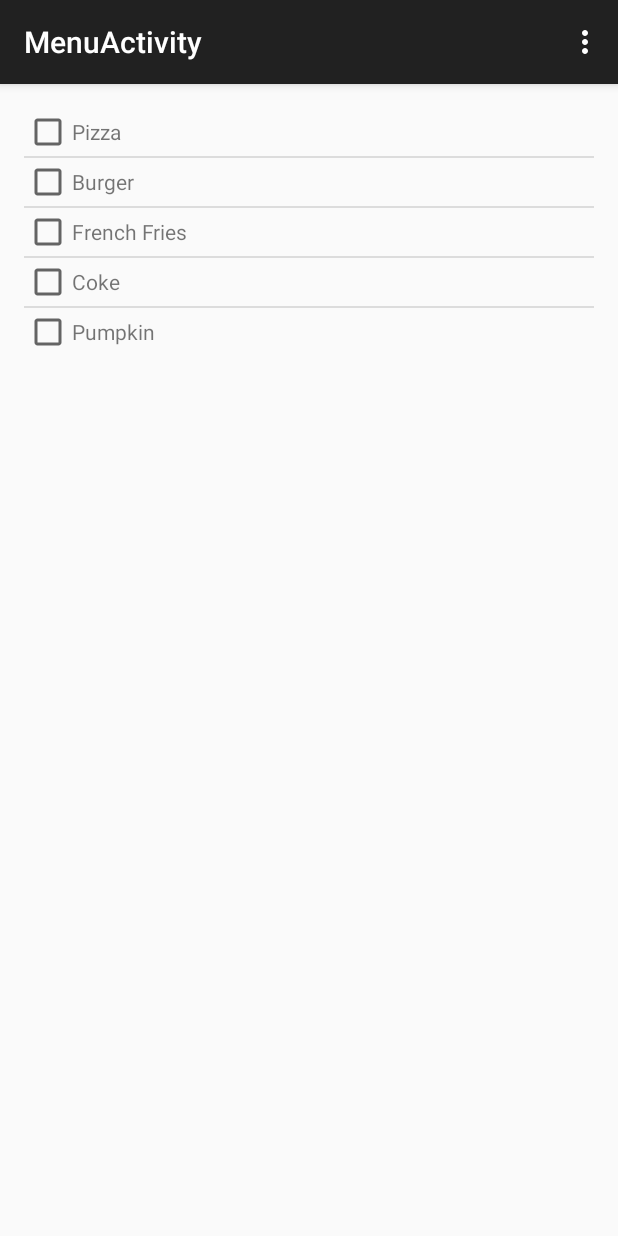
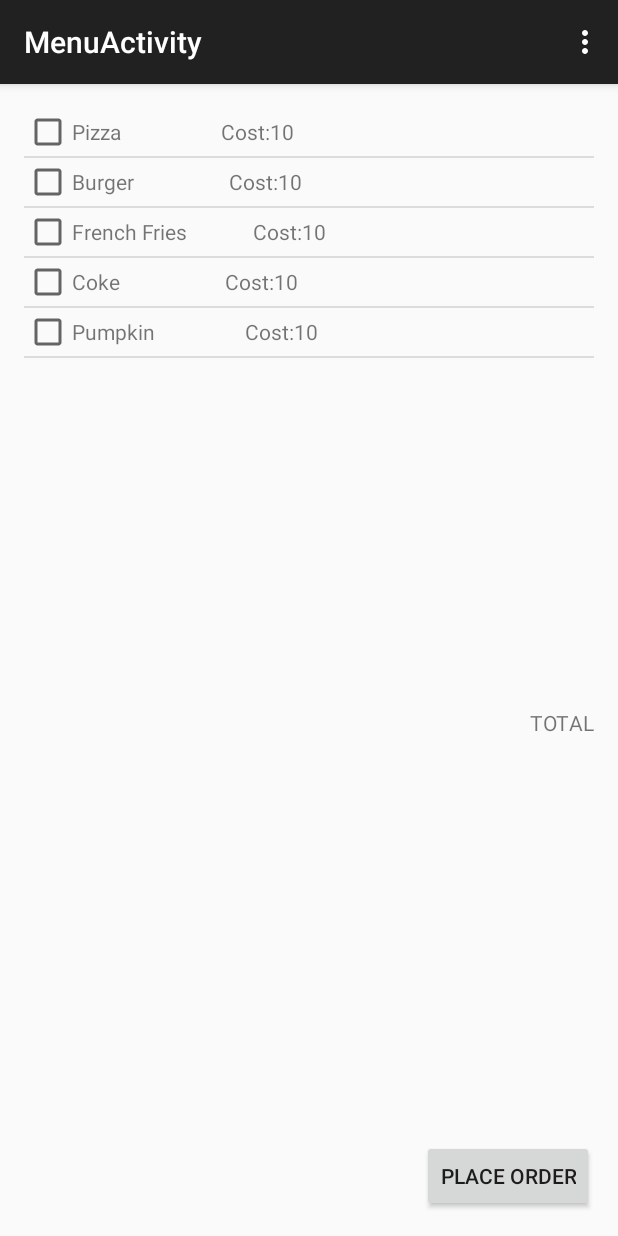
Before and after one commit to supriyaraj94/TrainBuddy, an Android app: the MenuActivity screen opened directly, with no data from a screen before it, on a phone screen of 412 x 824 dp. Run offline under Robolectric (Android 15) with nearby library versions, the light colour scheme and no system bars.

Commit message:
Updated Food App

```diff
--- a/UserApp/FoodMenu/app/src/main/java/com/example/nihal/foodmenu/CustomAdapter.java
+++ b/UserApp/FoodMenu/app/src/main/java/com/example/nihal/foodmenu/CustomAdapter.java
@@ -28,8 +28,15 @@ public class CustomAdapter extends ArrayAdapter {
         LayoutInflater inflater = ((Activity) context).getLayoutInflater();
         convertView = inflater.inflate(R.layout.row, parent, false);
         TextView name = (TextView) convertView.findViewById(R.id.textView1);
+        TextView cost = (TextView) convertView.findViewById(R.id.textView2);
         CheckBox cb = (CheckBox) convertView.findViewById(R.id.checkBox1);
+        StringBuilder costString = new StringBuilder(' ');
+        for(int i=0;i<(25-modelItems[position].getName().length());i++)
+            costString.append(' ');
+        costString.append("Cost:");
         name.setText(modelItems[position].getName());
+
+        cost.setText(costString.append(modelItems[position].getCost()));
         if (modelItems[position].getValue() == 1)
             cb.setChecked(true);
         else
--- a/UserApp/FoodMenu/app/src/main/java/com/example/nihal/foodmenu/MenuActivity.java
+++ b/UserApp/FoodMenu/app/src/main/java/com/example/nihal/foodmenu/MenuActivity.java
@@ -4,12 +4,15 @@ import android.support.v7.app.ActionBarActivity;
 import android.os.Bundle;
 import android.view.Menu;
 import android.view.MenuItem;
+import android.view.MotionEvent;
 import android.widget.ListView;
+import android.widget.TextView;
 
 
 public class MenuActivity extends ActionBarActivity {
 
     ListView menuList;
+    TextView totalText;
 
     @Override
     protected void onCreate(Bundle savedInstanceState) {
@@ -20,11 +23,12 @@ public class MenuActivity extends ActionBarActivity {
     }
 
 
+
     private void createMenu(String[] foodList){
         menuList = (ListView) findViewById(R.id.menuListView);
         Model[] modelItems = new Model[foodList.length];
         for(int i = 0; i< foodList.length;i++)
-            modelItems[i] = new Model(foodList[i], 0);
+            modelItems[i] = new Model(foodList[i], 0, 10);
 
         CustomAdapter adapter = new CustomAdapter(this, modelItems);
         menuList.setAdapter(adapter);
@@ -51,4 +55,6 @@ public class MenuActivity extends ActionBarActivity {
 
         return super.onOptionsItemSelected(item);
     }
+
+
 }
--- /dev/null
+++ b/UserApp/FoodMenu/app/src/main/java/com/example/nihal/foodmenu/MenuItem.java
@@ -0,0 +1,18 @@
+package com.example.nihal.foodmenu;
+
+/**
+ * Created by nihal on 8/4/15.
+ */
+public class MenuItem {
+
+    String itemName;
+    double itemCost;
+
+    MenuItem(String itemName, double itemCost){
+        this.itemName = itemName;
+        this.itemCost = itemCost;
+    }
+
+    public String getItemName(){ return this.itemName;}
+    public double getItemCost(){ return this.itemCost;}
+}
--- a/UserApp/FoodMenu/app/src/main/java/com/example/nihal/foodmenu/Model.java
+++ b/UserApp/FoodMenu/app/src/main/java/com/example/nihal/foodmenu/Model.java
@@ -5,11 +5,14 @@ package com.example.nihal.foodmenu;
  */
 public class Model{
     String name;
-    int value; /* 0 -&gt; checkbox disable, 1 -&gt; checkbox enable */
+    int value;
+    int cost;/* 0 -&gt; checkbox disable, 1 -&gt; checkbox enable */
 
-    Model(String name, int value){
+    Model(String name, int value, int cost){
         this.name = name;
         this.value = value;
+        this.cost = cost;
+
     }
     public String getName(){
         return this.name;
@@ -17,5 +20,6 @@ public class Model{
     public int getValue(){
         return this.value;
     }
+    public int getCost() {return this.cost;}
 
 }
--- a/UserApp/FoodMenu/app/src/main/res/layout/menu.xml
+++ b/UserApp/FoodMenu/app/src/main/res/layout/menu.xml
@@ -9,6 +9,28 @@
     <ListView
         android:id="@+id/menuListView"
         android:layout_width="match_parent"
-        android:layout_height="wrap_content" >
+        android:layout_height="400dp">
+
     </ListView>
+
+    <TextView
+        android:layout_width="wrap_content"
+        android:layout_height="wrap_content"
+        android:text="TOTAL"
+        android:id="@+id/totalTextView"
+        android:layout_below="@+id/menuListView"
+        android:layout_alignParentRight="true"
+        android:layout_alignParentEnd="true"
+        android:layout_alignParentBottom="true" />
+
+    <Button
+        android:layout_width="wrap_content"
+        android:layout_height="wrap_content"
+        android:text="PLACE ORDER"
+        android:id="@+id/button"
+        android:layout_alignParentBottom="true"
+        android:layout_alignRight="@+id/menuListView"
+        android:layout_alignEnd="@+id/menuListView" />
+
+
 </RelativeLayout>
--- a/UserApp/FoodMenu/app/src/main/res/layout/row.xml
+++ b/UserApp/FoodMenu/app/src/main/res/layout/row.xml
@@ -13,4 +13,11 @@
         android:layout_width="wrap_content"
         android:layout_height="wrap_content"
         android:text="TextView" />
+
+    <TextView
+        android:id="@+id/textView2"
+        android:layout_width="wrap_content"
+        android:layout_height="wrap_content"
+        android:text="TextView" />
+
 </LinearLayout>
```
